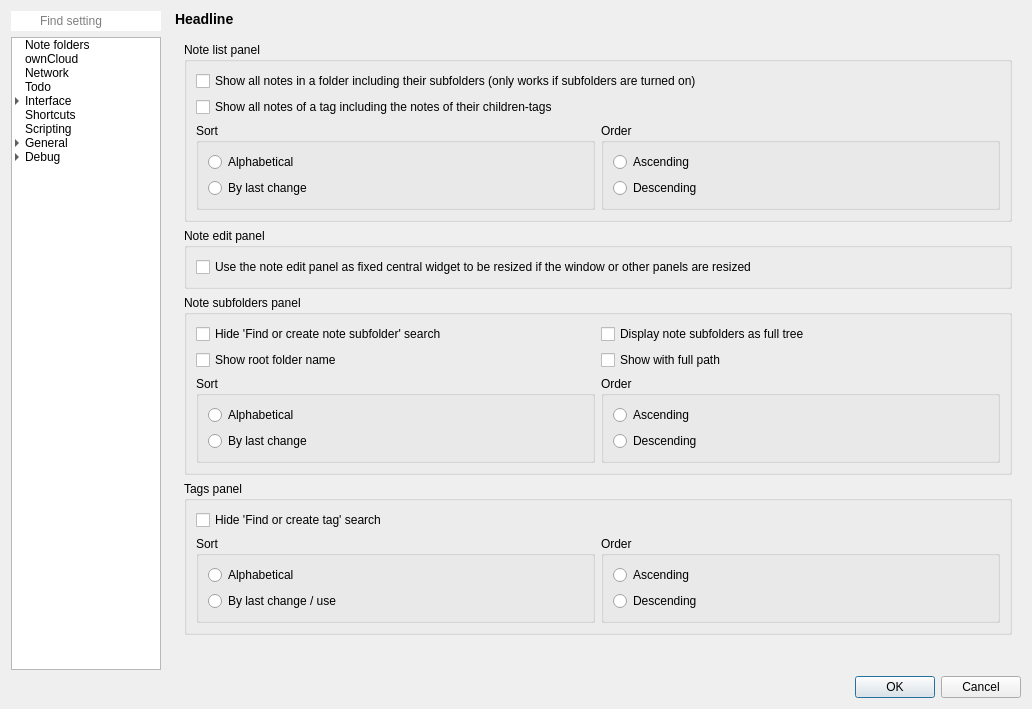
Before: the Qt Designer form src/dialogs/settingsdialog.ui in pbek/QOwnNotes, drawn with Qt 5.
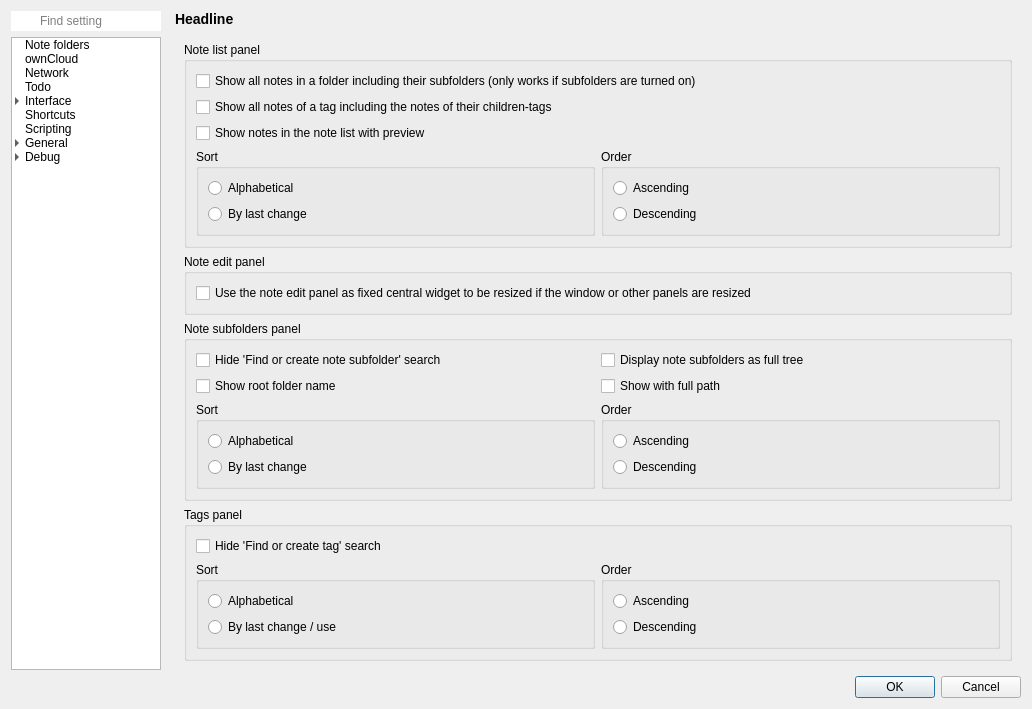
After: the same form once the commit is applied. The open tabs and pages were chosen to show the change. Icons and pictures are not drawn. Custom widgets are drawn as their Qt base class.

Commit message: #949, start of note list preview implementation

Diff of the .ui file:
```diff
--- a/src/dialogs/settingsdialog.ui
+++ b/src/dialogs/settingsdialog.ui
@@ -4622,7 +4622,7 @@
                 <string>Note list panel</string>
                </property>
                <layout class="QGridLayout" name="gridLayout_61">
-                <item row="2" column="2">
+                <item row="3" column="2">
                  <widget class="QGroupBox" name="notesPanelOrderGroupBox">
                   <property name="enabled">
                    <bool>true</bool>
@@ -4658,7 +4658,7 @@
                   </property>
                  </widget>
                 </item>
-                <item row="2" column="1">
+                <item row="3" column="1">
                  <widget class="QGroupBox" name="notesPanelSortGroupBox">
                   <property name="title">
                    <string>Sort</string>
@@ -4681,13 +4681,20 @@
                   </layout>
                  </widget>
                 </item>
-                <item row="1" column="1">
+                <item row="1" column="1" colspan="2">
                  <widget class="QCheckBox" name="taggingShowNotesRecursivelyCheckBox">
                   <property name="text">
                    <string>Show all notes of a tag including the notes of their children-tags</string>
                   </property>
                  </widget>
                 </item>
+                <item row="2" column="1" colspan="2">
+                 <widget class="QCheckBox" name="noteListPreviewCheckBox">
+                  <property name="text">
+                   <string>Show notes in the note list with preview</string>
+                  </property>
+                 </widget>
+                </item>
                </layout>
               </widget>
              </item>
```
Left out of the diff: 8 changed lines with no effect on the pictures. The commit also changes 42 other files.
